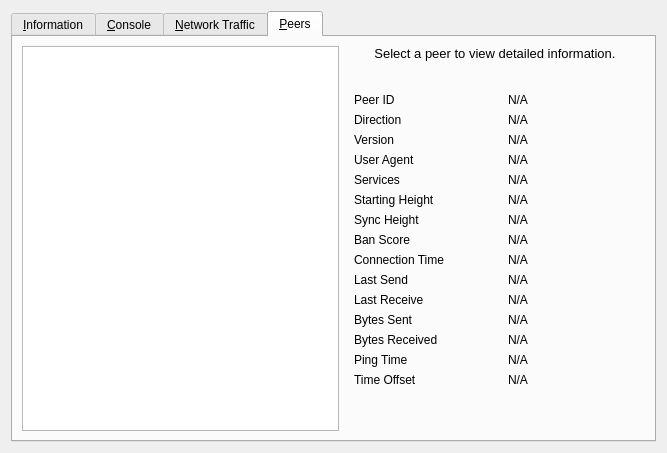
Before: the Qt Designer form src/qt/forms/rpcconsole.ui in metaspartan/denarius, drawn with Qt 5.
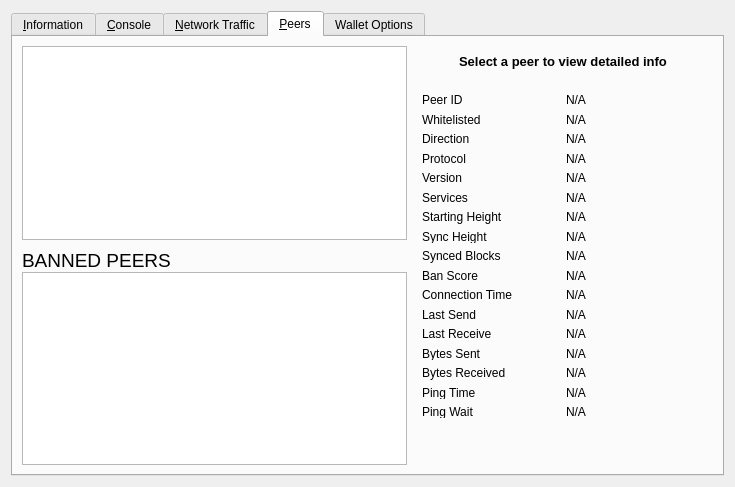
After: the same form once the commit is applied. The open tabs and pages were chosen to show the change. Icons and pictures are not drawn. Custom widgets are drawn as their Qt base class.

Commit message: v3.3.9.14 - New banlist.dat and Ban Options in Peer Interface in QT, New RPC Comamnds setban, listbanned, and clearbanned, Peer Interface updates and fixes!

The edit to the form file:
```diff
--- a/src/qt/forms/rpcconsole.ui
+++ b/src/qt/forms/rpcconsole.ui
@@ -6,15 +6,15 @@
    <rect>
     <x>0</x>
     <y>0</y>
-    <width>667</width>
-    <height>453</height>
+    <width>735</width>
+    <height>487</height>
    </rect>
   </property>
   <property name="windowTitle">
    <string>Denarius - Debug window</string>
   </property>
-  <layout class="QVBoxLayout" name="verticalLayout_2">
-   <item>
+  <layout class="QGridLayout" name="gridLayout_5">
+   <item row="0" column="0">
     <widget class="QTabWidget" name="tabWidget">
      <property name="currentIndex">
       <number>0</number>
@@ -714,18 +714,129 @@
        <string>&amp;Peers</string>
       </attribute>
       <layout class="QGridLayout" name="gridLayout_2">
-       <item row="0" column="0" rowspan="2">
-        <widget class="QTableView" name="peerWidget">
-         <property name="horizontalScrollBarPolicy">
-          <enum>Qt::ScrollBarAsNeeded</enum>
+       <item row="0" column="0" rowspan="4">
+        <layout class="QVBoxLayout" name="verticalLayout_101">
+         <property name="spacing">
+          <number>0</number>
          </property>
-         <property name="sortingEnabled">
-          <bool>true</bool>
-         </property>
-         <attribute name="horizontalHeaderHighlightSections">
-          <bool>false</bool>
-         </attribute>
-        </widget>
+         <item>
+          <widget class="QTableView" name="peerWidget">
+           <property name="horizontalScrollBarPolicy">
+            <enum>Qt::ScrollBarAsNeeded</enum>
+           </property>
+           <property name="sortingEnabled">
+            <bool>true</bool>
+           </property>
+           <attribute name="horizontalHeaderHighlightSections">
+            <bool>false</bool>
+           </attribute>
+          </widget>
+         </item>
+         <item>
+          <widget class="QLabel" name="banHeading">
+           <property name="sizePolicy">
+            <sizepolicy hsizetype="Preferred" vsizetype="Minimum">
+             <horstretch>0</horstretch>
+             <verstretch>0</verstretch>
+            </sizepolicy>
+           </property>
+           <property name="minimumSize">
+            <size>
+             <width>300</width>
+             <height>32</height>
+            </size>
+           </property>
+           <property name="maximumSize">
+            <size>
+             <width>16777215</width>
+             <height>32</height>
+            </size>
+           </property>
+           <property name="font">
+            <font>
+             <pointsize>14</pointsize>
+            </font>
+           </property>
+           <property name="cursor">
+            <cursorShape>IBeamCursor</cursorShape>
+           </property>
+           <property name="text">
+            <string>BANNED PEERS</string>
+           </property>
+           <property name="alignment">
+            <set>Qt::AlignBottom|Qt::AlignLeading|Qt::AlignLeft</set>
+           </property>
+           <property name="wordWrap">
+            <bool>true</bool>
+           </property>
+           <property name="textInteractionFlags">
+            <set>Qt::LinksAccessibleByMouse|Qt::TextSelectableByKeyboard|Qt::TextSelectableByMouse</set>
+           </property>
+          </widget>
+         </item>
+         <item>
+          <widget class="QTableView" name="banlistWidget">
+           <property name="sizePolicy">
+            <sizepolicy hsizetype="Expanding" vsizetype="Expanding">
+             <horstretch>0</horstretch>
+             <verstretch>0</verstretch>
+            </sizepolicy>
+           </property>
+           <property name="maximumSize">
+            <size>
+             <width>16777215</width>
+             <height>16777215</height>
+            </size>
+           </property>
+           <property name="palette">
+            <palette>
+             <active>
+              <colorrole role="Text">
+               <brush brushstyle="SolidPattern">
+                <color alpha="255">
+                 <red>51</red>
+                 <green>51</green>
+                 <blue>51</blue>
+                </color>
+               </brush>
+              </colorrole>
+             </active>
+             <inactive>
+              <colorrole role="Text">
+               <brush brushstyle="SolidPattern">
+                <color alpha="255">
+                 <red>51</red>
+                 <green>51</green>
+                 <blue>51</blue>
+                </color>
+               </brush>
+              </colorrole>
+             </inactive>
+             <disabled>
+              <colorrole role="Text">
+               <brush brushstyle="SolidPattern">
+                <color alpha="255">
+                 <red>85</red>
+                 <green>85</green>
+                 <blue>85</blue>
+                </color>
+               </brush>
+              </colorrole>
+             </disabled>
+            </palette>
+           </property>
+           <property name="horizontalScrollBarPolicy">
+            <enum>Qt::ScrollBarAsNeeded</enum>
+           </property>
+           <property name="sortingEnabled">
+            <bool>true</bool>
+           </property>
+           <attribute name="horizontalHeaderHighlightSections">
+            <bool>false</bool>
+           </attribute>
+          </widget>
+         </item>
+        </layout>
        </item>
        <item row="0" column="1">
         <widget class="QLabel" name="peerHeading">
@@ -744,16 +855,18 @@
          <property name="font">
           <font>
            <pointsize>10</pointsize>
+           <weight>75</weight>
+           <bold>true</bold>
           </font>
          </property>
          <property name="cursor">
           <cursorShape>IBeamCursor</cursorShape>
          </property>
          <property name="text">
-          <string>Select a peer to view detailed information.</string>
+          <string>Select a peer to view detailed info</string>
          </property>
          <property name="alignment">
-          <set>Qt::AlignHCenter|Qt::AlignTop</set>
+          <set>Qt::AlignCenter</set>
          </property>
          <property name="wordWrap">
           <bool>true</bool>
@@ -763,23 +876,36 @@
          </property>
         </widget>
        </item>
+       <item row="2" column="1">
+        <spacer name="verticalSpacer_3">
+         <property name="orientation">
+          <enum>Qt::Vertical</enum>
+         </property>
+         <property name="sizeHint" stdset="0">
+          <size>
+           <width>20</width>
+           <height>40</height>
+          </size>
+         </property>
+        </spacer>
+       </item>
        <item row="1" column="1">
         <widget class="QWidget" name="detailWidget" native="true">
          <property name="minimumSize">
           <size>
-           <width>300</width>
-           <height>0</height>
+           <width>270</width>
+           <height>300</height>
           </size>
          </property>
          <layout class="QGridLayout" name="gridLayout_3">
           <item row="0" column="0">
-           <widget class="QLabel" name="label_23">
+           <widget class="QLabel" name="label_31">
             <property name="text">
              <string>Peer ID</string>
             </property>
            </widget>
           </item>
-          <item row="0" column="2">
+          <item row="0" column="1">
            <widget class="QLabel" name="peerId">
             <property name="cursor">
              <cursorShape>IBeamCursor</cursorShape>
@@ -798,11 +924,34 @@
           <item row="1" column="0">
            <widget class="QLabel" name="label_30">
             <property name="text">
+             <string>Whitelisted</string>
+            </property>
+           </widget>
+          </item>
+          <item row="1" column="1">
+           <widget class="QLabel" name="peerWhitelisted">
+            <property name="cursor">
+             <cursorShape>IBeamCursor</cursorShape>
+            </property>
+            <property name="text">
+             <string>N/A</string>
+            </property>
+            <property name="textFormat">
+             <enum>Qt::PlainText</enum>
+            </property>
+            <property name="textInteractionFlags">
+             <set>Qt::LinksAccessibleByMouse|Qt::TextSelectableByKeyboard|Qt::TextSelectableByMouse</set>
+            </property>
+           </widget>
+          </item>
+          <item row="2" column="0">
+           <widget class="QLabel" name="label_23">
+            <property name="text">
              <string>Direction</string>
             </property>
            </widget>
           </item>
-          <item row="1" column="2">
+          <item row="2" column="1">
            <widget class="QLabel" name="peerDirection">
             <property name="cursor">
              <cursorShape>IBeamCursor</cursorShape>
@@ -818,14 +967,14 @@
             </property>
            </widget>
           </item>
-          <item row="2" column="0">
+          <item row="3" column="0">
            <widget class="QLabel" name="label_21">
             <property name="text">
-             <string>Version</string>
+             <string>Protocol</string>
             </property>
            </widget>
           </item>
-          <item row="2" column="2">
+          <item row="3" column="1">
            <widget class="QLabel" name="peerVersion">
             <property name="cursor">
              <cursorShape>IBeamCursor</cursorShape>
@@ -841,14 +990,14 @@
             </property>
            </widget>
           </item>
-          <item row="3" column="0">
+          <item row="4" column="0">
            <widget class="QLabel" name="label_28">
             <property name="text">
-             <string>User Agent</string>
+             <string>Version</string>
             </property>
            </widget>
           </item>
-          <item row="3" column="2">
+          <item row="4" column="1">
            <widget class="QLabel" name="peerSubversion">
             <property name="cursor">
              <cursorShape>IBeamCursor</cursorShape>
@@ -864,14 +1013,14 @@
             </property>
            </widget>
           </item>
-          <item row="4" column="0">
-           <widget class="QLabel" name="label_41">
+          <item row="5" column="0">
+           <widget class="QLabel" name="label_4">
             <property name="text">
              <string>Services</string>
             </property>
            </widget>
           </item>
-          <item row="4" column="2">
+          <item row="5" column="1">
            <widget class="QLabel" name="peerServices">
             <property name="cursor">
              <cursorShape>IBeamCursor</cursorShape>
@@ -887,14 +1036,14 @@
             </property>
            </widget>
           </item>
-          <item row="5" column="0">
+          <item row="6" column="0">
            <widget class="QLabel" name="label_29">
             <property name="text">
              <string>Starting Height</string>
             </property>
            </widget>
           </item>
-          <item row="5" column="2">
+          <item row="6" column="1">
            <widget class="QLabel" name="peerHeight">
             <property name="cursor">
              <cursorShape>IBeamCursor</cursorShape>
@@ -910,14 +1059,14 @@
             </property>
            </widget>
           </item>
-          <item row="6" column="0">
+          <item row="7" column="0">
            <widget class="QLabel" name="label_27">
             <property name="text">
              <string>Sync Height</string>
             </property>
            </widget>
           </item>
-          <item row="6" column="2">
+          <item row="7" column="1">
            <widget class="QLabel" name="peerSyncHeight">
             <property name="cursor">
              <cursorShape>IBeamCursor</cursorShape>
@@ -933,14 +1082,37 @@
             </property>
            </widget>
           </item>
-          <item row="7" column="0">
+          <item row="8" column="0">
+           <widget class="QLabel" name="label_25">
+            <property name="text">
+             <string>Synced Blocks</string>
+            </property>
+           </widget>
+          </item>
+          <item row="8" column="1">
+           <widget class="QLabel" name="peerCommonHeight">
+            <property name="cursor">
+             <cursorShape>IBeamCursor</cursorShape>
+            </property>
+            <property name="text">
+             <string>N/A</string>
+            </property>
+            <property name="textFormat">
+             <enum>Qt::PlainText</enum>
+            </property>
+            <property name="textInteractionFlags">
+             <set>Qt::LinksAccessibleByMouse|Qt::TextSelectableByKeyboard|Qt::TextSelectableByMouse</set>
+            </property>
+           </widget>
+          </item>
+          <item row="9" column="0">
            <widget class="QLabel" name="label_24">
             <property name="text">
              <string>Ban Score</string>
             </property>
            </widget>
           </item>
-          <item row="7" column="2">
+          <item row="9" column="1">
            <widget class="QLabel" name="peerBanScore">
             <property name="cursor">
              <cursorShape>IBeamCursor</cursorShape>
@@ -956,14 +1128,14 @@
             </property>
            </widget>
           </item>
-          <item row="8" column="0">
+          <item row="10" column="0">
            <widget class="QLabel" name="label_22">
             <property name="text">
              <string>Connection Time</string>
             </property>
            </widget>
           </item>
-          <item row="8" column="2">
+          <item row="10" column="1">
            <widget class="QLabel" name="peerConnTime">
             <property name="cursor">
              <cursorShape>IBeamCursor</cursorShape>
@@ -979,14 +1151,14 @@
             </property>
            </widget>
           </item>
-          <item row="9" column="0">
+          <item row="11" column="0">
            <widget class="QLabel" name="label_15">
             <property name="text">
              <string>Last Send</string>
             </property>
            </widget>
           </item>
-          <item row="9" column="2">
+          <item row="11" column="1">
            <widget class="QLabel" name="peerLastSend">
             <property name="cursor">
              <cursorShape>IBeamCursor</cursorShape>
@@ -1002,14 +1174,14 @@
             </property>
            </widget>
           </item>
-          <item row="10" column="0">
+          <item row="12" column="0">
            <widget class="QLabel" name="label_19">
             <property name="text">
              <string>Last Receive</string>
             </property>
            </widget>
           </item>
-          <item row="10" column="2">
+          <item row="12" column="1">
            <widget class="QLabel" name="peerLastRecv">
             <property name="cursor">
              <cursorShape>IBeamCursor</cursorShape>
@@ -1025,14 +1197,14 @@
             </property>
            </widget>
           </item>
-          <item row="11" column="0">
+          <item row="13" column="0">
            <widget class="QLabel" name="label_18">
             <property name="text">
              <string>Bytes Sent</string>
             </property>
            </widget>
           </item>
-          <item row="11" column="2">
+          <item row="13" column="1">
            <widget class="QLabel" name="peerBytesSent">
             <property name="cursor">
              <cursorShape>IBeamCursor</cursorShape>
@@ -1048,14 +1220,14 @@
             </property>
            </widget>
           </item>
-          <item row="12" column="0">
+          <item row="14" column="0">
            <widget class="QLabel" name="label_20">
             <property name="text">
              <string>Bytes Received</string>
             </property>
            </widget>
           </item>
-          <item row="12" column="2">
+          <item row="14" column="1">
            <widget class="QLabel" name="peerBytesRecv">
             <property name="cursor">
              <cursorShape>IBeamCursor</cursorShape>
@@ -1071,70 +1243,262 @@
             </property>
            </widget>
           </item>
-          <item row="13" column="0">
+          <item row="15" column="0">
            <widget class="QLabel" name="label_26">
             <property name="text">
              <string>Ping Time</string>
             </property>
            </widget>
           </item>
-          <item row="13" column="2">
-           <widget class="QLabel" name="peerPingTime">
-            <property name="cursor">
-             <cursorShape>IBeamCursor</cursorShape>
-            </property>
-            <property name="text">
-             <string>N/A</string>
-            </property>
-            <property name="textFormat">
-             <enum>Qt::PlainText</enum>
-            </property>
-            <property name="textInteractionFlags">
-             <set>Qt::LinksAccessibleByMouse|Qt::TextSelectableByKeyboard|Qt::TextSelectableByMouse</set>
-            </property>
-           </widget>
-          </item>
-          <item row="14" column="0">
-           <widget class="QLabel" name="label_timeoffset">
-            <property name="text">
-             <string>Time Offset</string>
-            </property>
-           </widget>
-          </item>
-          <item row="14" column="2">
-           <widget class="QLabel" name="timeoffset">
-            <property name="cursor">
-             <cursorShape>IBeamCursor</cursorShape>
-            </property>
-            <property name="text">
-             <string>N/A</string>
-            </property>
-            <property name="textFormat">
-             <enum>Qt::PlainText</enum>
-            </property>
-            <property name="textInteractionFlags">
-             <set>Qt::LinksAccessibleByMouse|Qt::TextSelectableByKeyboard|Qt::TextSelectableByMouse</set>
-            </property>
-           </widget>
-          </item>
           <item row="15" column="1">
-           <spacer name="verticalSpacer_3">
-            <property name="orientation">
-             <enum>Qt::Vertical</enum>
+           <widget class="QLabel" name="peerPingTime">
+            <property name="cursor">
+             <cursorShape>IBeamCursor</cursorShape>
             </property>
-            <property name="sizeHint" stdset="0">
-             <size>
-              <width>20</width>
-              <height>40</height>
-             </size>
+            <property name="text">
+             <string>N/A</string>
             </property>
-           </spacer>
+            <property name="textFormat">
+             <enum>Qt::PlainText</enum>
+            </property>
+            <property name="textInteractionFlags">
+             <set>Qt::LinksAccessibleByMouse|Qt::TextSelectableByKeyboard|Qt::TextSelectableByMouse</set>
+            </property>
+           </widget>
+          </item>
+          <item row="16" column="0">
+           <widget class="QLabel" name="peerPingWaitLabel">
+            <property name="toolTip">
+             <string>The duration of a currently outstanding ping.</string>
+            </property>
+            <property name="text">
+             <string>Ping Wait</string>
+            </property>
+           </widget>
+          </item>
+          <item row="16" column="1">
+           <widget class="QLabel" name="peerPingWait">
+            <property name="cursor">
+             <cursorShape>IBeamCursor</cursorShape>
+            </property>
+            <property name="text">
+             <string>N/A</string>
+            </property>
+            <property name="textFormat">
+             <enum>Qt::PlainText</enum>
+            </property>
+            <property name="textInteractionFlags">
+             <set>Qt::LinksAccessibleByMouse|Qt::TextSelectableByKeyboard|Qt::TextSelectableByMouse</set>
+            </property>
+           </widget>
           </item>
          </layout>
         </widget>
        </item>
       </layout>
      </widget>
+     <widget class="QWidget" name="tab_repair">
+      <attribute name="title">
+       <string>Wallet Options</string>
+      </attribute>
+      <widget class="QLabel" name="label_repair_helptext">
+       <property name="geometry">
+        <rect>
+         <x>10</x>
+         <y>10</y>
+         <width>701</width>
+         <height>51</height>
+        </rect>
+       </property>
+       <property name="font">
+        <font>
+         <weight>50</weight>
+         <bold>false</bold>
+        </font>
+       </property>
+       <property name="text">
+        <string>The buttons below will restart the Denarius QT with configurations to repair your wallet.dat. It will possibly resolve issues with corrupted blockchain files or missing/obsolete transactions. It is not recommended to use these options if your wallet.dat is functioning fine. (ONLY USE THESE OPTIONS IF YOU NEED TO REPAIR!) Try using the command &lt;b&gt;&quot;repairwallet&quot;&lt;/b&gt; in the Debug Window first.</string>
+       </property>
+       <property name="alignment">
+        <set>Qt::AlignCenter</set>
+       </property>
+       <property name="wordWrap">
+        <bool>true</bool>
+       </property>
+      </widget>
+      <widget class="QLabel" name="wallet_path">
+       <property name="geometry">
+        <rect>
+         <x>10</x>
+         <y>60</y>
+         <width>691</width>
+         <height>31</height>
+        </rect>
+       </property>
+       <property name="text">
+        <string>Wallet Path</string>
+       </property>
+       <property name="alignment">
+        <set>Qt::AlignCenter</set>
+       </property>
+      </widget>
+      <widget class="QGroupBox" name="groupBox_2">
+       <property name="geometry">
+        <rect>
+         <x>0</x>
+         <y>100</y>
+         <width>711</width>
+         <height>341</height>
+        </rect>
+       </property>
+       <property name="title">
+        <string>Denarius Wallet.dat Repair Options</string>
+       </property>
+       <property name="alignment">
+        <set>Qt::AlignCenter</set>
+       </property>
+       <layout class="QGridLayout" name="gridLayout_4">
+        <item row="0" column="0">
+         <widget class="QPushButton" name="btn_salvagewallet">
+          <property name="minimumSize">
+           <size>
+            <width>180</width>
+            <height>23</height>
+           </size>
+          </property>
+          <property name="text">
+           <string>Salvage Wallet</string>
+          </property>
+         </widget>
+        </item>
+        <item row="0" column="1">
+         <widget class="QLabel" name="label_repair_salvage">
+          <property name="text">
+           <string>-salvagewallet: Attempt to recover private keys from a corrupt wallet.dat.</string>
+          </property>
+          <property name="wordWrap">
+           <bool>true</bool>
+          </property>
+         </widget>
+        </item>
+        <item row="1" column="0">
+         <widget class="QPushButton" name="btn_rescan">
+          <property name="minimumSize">
+           <size>
+            <width>180</width>
+            <height>23</height>
+           </size>
+          </property>
+          <property name="text">
+           <string>Rescan The Chain</string>
+          </property>
+         </widget>
+        </item>
+        <item row="1" column="1">
+         <widget class="QLabel" name="label_repair_rescan">
+          <property name="text">
+           <string>-rescan: Rescan the blockchain for missing wallet transactions.</string>
+          </property>
+          <property name="wordWrap">
+           <bool>true</bool>
+          </property>
+         </widget>
+        </item>
+        <item row="2" column="0">
+         <widget class="QPushButton" name="btn_reindex">
+          <property name="text">
+           <string>Reindex The Chain</string>
+          </property>
+         </widget>
+        </item>
+        <item row="2" column="1">
+         <widget class="QLabel" name="label_repair_reindex">
+          <property name="text">
+           <string>-reindex: Rebuild the blockchain index from the current blk000??.dat files.</string>
+          </property>
+          <property name="wordWrap">
+           <bool>true</bool>
+          </property>
+         </widget>
+        </item>
+        <item row="3" column="0">
+         <widget class="QPushButton" name="btn_zapwallettxes1">
+          <property name="minimumSize">
+           <size>
+            <width>180</width>
+            <height>23</height>
+           </size>
+          </property>
+          <property name="focusPolicy">
+           <enum>Qt::StrongFocus</enum>
+          </property>
+          <property name="text">
+           <string>Recover Transactions 1</string>
+          </property>
+         </widget>
+        </item>
+        <item row="3" column="1">
+         <widget class="QLabel" name="label_repair_zap1">
+          <property name="text">
+           <string>-zapwallettxes=1: Recover transactions from blockchain (keep meta-data, e.g. account owner).</string>
+          </property>
+          <property name="wordWrap">
+           <bool>true</bool>
+          </property>
+         </widget>
+        </item>
+        <item row="4" column="0">
+         <widget class="QPushButton" name="btn_zapwallettxes2">
+          <property name="minimumSize">
+           <size>
+            <width>180</width>
+            <height>23</height>
+           </size>
+          </property>
+          <property name="text">
+           <string>Recover Transactions 2</string>
+          </property>
+         </widget>
+        </item>
+        <item row="4" column="1">
+         <widget class="QLabel" name="label_repair_zap2">
+          <property name="text">
+           <string>-zapwallettxes=2: Recover transactions from blockchain (drop meta-data).</string>
+          </property>
+          <property name="wordWrap">
+           <bool>true</bool>
+          </property>
+         </widget>
+        </item>
+        <item row="5" column="0">
+         <widget class="QPushButton" name="btn_upgradewallet">
+          <property name="minimumSize">
+           <size>
+            <width>180</width>
+            <height>23</height>
+           </size>
+          </property>
+          <property name="text">
+           <string>Upgrade wallet.dat format</string>
+          </property>
+         </widget>
+        </item>
+        <item row="5" column="1">
+         <widget class="QLabel" name="label_repair_upgrade">
+          <property name="text">
+           <string>-upgradewallet: Upgrade wallet.dat to latest format on startup. (Note: this is NOT an update of the wallet itself!)</string>
+          </property>
+          <property name="wordWrap">
+           <bool>true</bool>
+          </property>
+         </widget>
+        </item>
+       </layout>
+      </widget>
+      <zorder>groupBox_2</zorder>
+      <zorder>label_repair_helptext</zorder>
+      <zorder>wallet_path</zorder>
+     </widget>
     </widget>
    </item>
   </layout>
```
Left out of the diff: 2 changed lines with no effect on the pictures. The commit also changes 30 other files.
